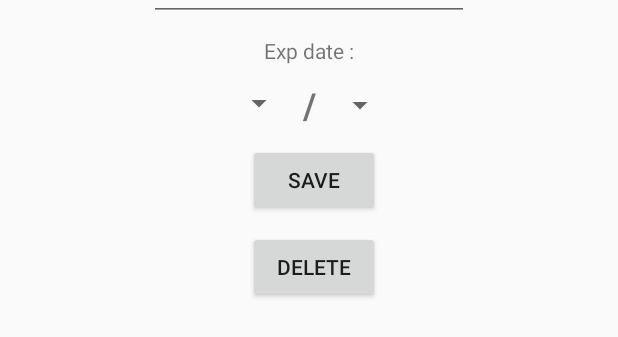
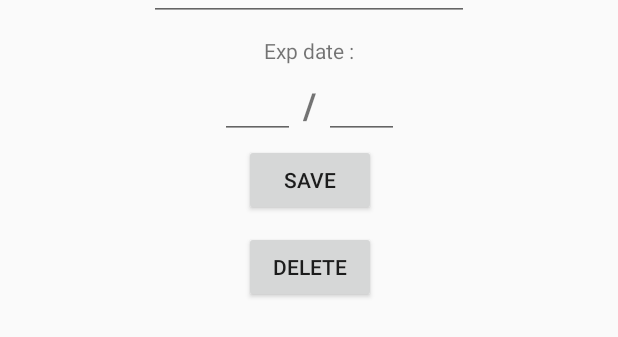
Before and after one commit to fbertrand14/takehome, an Android app: the layout activity_card_edit.xml on its own in the app's theme, with its tools: preview values and no code run, on a phone screen of 412 x 824 dp. Shown: the part 430-767 px from the top of the screen. Run offline under Robolectric (Android 15) with nearby library versions, the phone set to English and light mode, and no system bars.

Commit message:
Modification to create card (change spinner to textEdit) + add transaction date to operation

```diff
--- a/TakeHomeDejamobile/app/src/main/java/com/example/takehomedejamobile/modele/OperationDao.java
+++ b/TakeHomeDejamobile/app/src/main/java/com/example/takehomedejamobile/modele/OperationDao.java
@@ -13,6 +13,6 @@ public interface OperationDao {
     @Insert
     void insert(Operation operation);
 
-    @Query("SELECT o.id,o.card_id,o.amount FROM operations as o JOIN cards as c ON o.card_id = c.id WHERE c.user_id = :user_id")
+    @Query("SELECT o.id,o.card_id,o.amount,o.year,o.month,o.day,o.hour,o.minute FROM operations as o JOIN cards as c ON o.card_id = c.id WHERE c.user_id = :user_id")
     LiveData<List<Operation>> getOperationByUser(Integer user_id);
 }
--- a/TakeHomeDejamobile/app/src/main/res/layout/activity_card_edit.xml
+++ b/TakeHomeDejamobile/app/src/main/res/layout/activity_card_edit.xml
@@ -25,7 +25,7 @@
         android:layout_height="wrap_content"
         android:layout_marginTop="10dp"
         android:text="@string/save"
-        app:layout_constraintEnd_toStartOf="@+id/yearspinner_EditCardActivity"
+        app:layout_constraintEnd_toEndOf="@+id/textView4"
         app:layout_constraintStart_toStartOf="@+id/textView4"
         app:layout_constraintTop_toBottomOf="@+id/textView4" />
 
@@ -61,16 +61,6 @@
         app:layout_constraintStart_toStartOf="@+id/cardNumberTextField_EditCardActivity"
         app:layout_constraintTop_toBottomOf="@+id/cardNumberTextField_EditCardActivity" />
 
-    <Spinner
-        android:id="@+id/monthspinner_EditCardActivity"
-        android:layout_width="wrap_content"
-        android:layout_height="wrap_content"
-        android:layout_marginEnd="5dp"
-        android:layout_marginRight="5dp"
-        android:layout_marginBottom="5dp"
-        app:layout_constraintBottom_toBottomOf="@+id/textView4"
-        app:layout_constraintEnd_toStartOf="@+id/textView4" />
-
     <TextView
         android:id="@+id/textView4"
         android:layout_width="wrap_content"
@@ -83,13 +73,28 @@
         app:layout_constraintStart_toStartOf="@+id/textView3"
         app:layout_constraintTop_toBottomOf="@+id/textView3" />
 
-    <Spinner
-        android:id="@+id/yearspinner_EditCardActivity"
-        android:layout_width="wrap_content"
+    <EditText
+        android:id="@+id/expMonthEditText_EditCardActivity"
+        android:layout_width="50dp"
+        android:layout_height="wrap_content"
+        android:layout_marginEnd="5dp"
+        android:layout_marginRight="5dp"
+        android:ems="10"
+        android:inputType="number"
+        app:layout_constraintBottom_toBottomOf="@+id/textView4"
+        app:layout_constraintEnd_toStartOf="@+id/textView4"
+        app:layout_constraintTop_toTopOf="@+id/textView4" />
+
+    <EditText
+        android:id="@+id/expYearEditText_EditCardActivity"
+        android:layout_width="50dp"
         android:layout_height="wrap_content"
         android:layout_marginStart="5dp"
         android:layout_marginLeft="5dp"
-        android:layout_marginBottom="4dp"
+        android:ems="10"
+        android:inputType="number"
         app:layout_constraintBottom_toBottomOf="@+id/textView4"
-        app:layout_constraintStart_toEndOf="@+id/textView4" />
+        app:layout_constraintStart_toEndOf="@+id/textView4"
+        app:layout_constraintTop_toTopOf="@+id/textView4" />
+
 </androidx.constraintlayout.widget.ConstraintLayout>
```
Also changed, not shown: TakeHomeDejamobile/app/src/main/java/com/example/takehomedejamobile/controler/CardEditActivity.java (+26 -29 lines), TakeHomeDejamobile/app/src/main/java/com/example/takehomedejamobile/controler/OperationListRecyclerViewAdapter.java (+9 -3 lines), TakeHomeDejamobile/app/src/main/java/com/example/takehomedejamobile/controler/PayActivity.java (+11 -1 lines), TakeHomeDejamobile/app/src/main/java/com/example/takehomedejamobile/modele/Operation.java (+46 -1 lines), TakeHomeDejamobile/app/src/main/res/layout/layout_listoperations.xml (+10 -0 lines).
